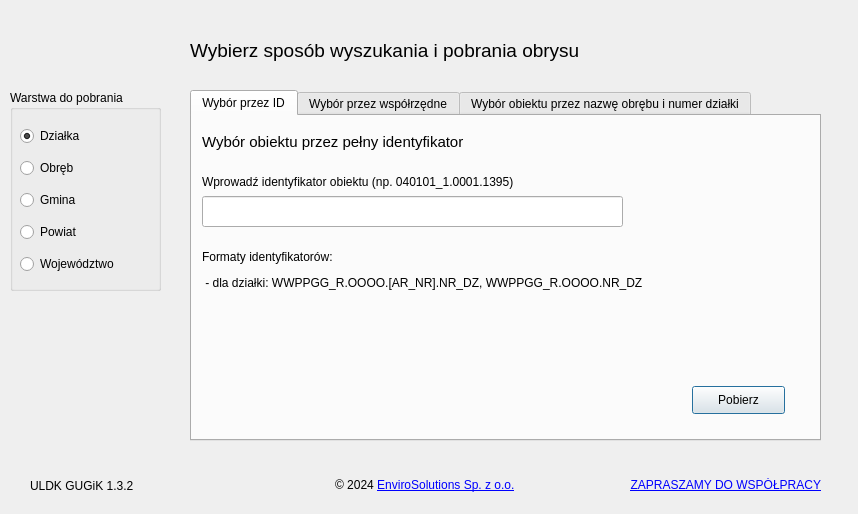
The window that uldk_gugik_dialog_base.ui (envirosolutionspl/uldk_gugik) describes before a commit, drawn with Qt 5.
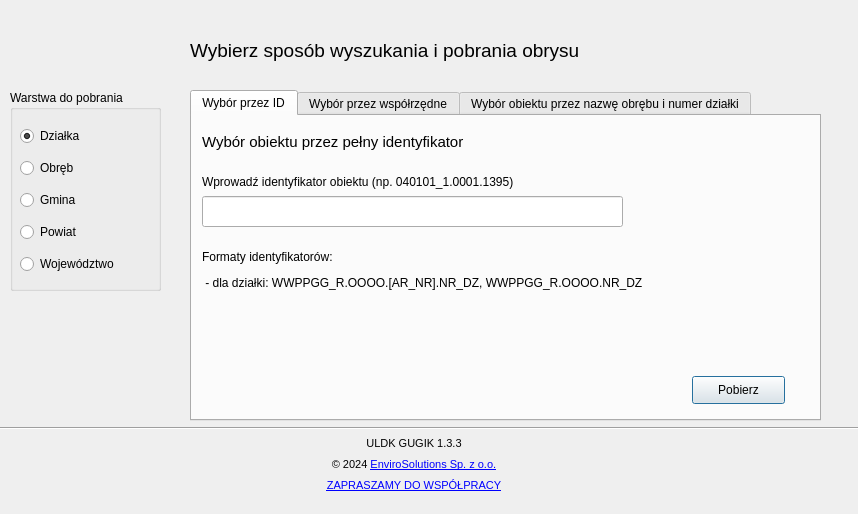
The same window after the commit. Icons and pictures are not drawn. Custom widgets are drawn as their Qt base class.

What changed in the file:
```diff
--- a/uldk_gugik_dialog_base.ui
+++ b/uldk_gugik_dialog_base.ui
@@ -29,7 +29,7 @@
      <x>190</x>
      <y>90</y>
      <width>631</width>
-     <height>351</height>
+     <height>331</height>
     </rect>
    </property>
    <property name="currentIndex">
@@ -109,7 +109,7 @@
      <property name="geometry">
       <rect>
        <x>500</x>
-       <y>270</y>
+       <y>260</y>
        <width>93</width>
        <height>28</height>
       </rect>
@@ -696,7 +696,7 @@
      <rect>
       <x>10</x>
       <y>30</y>
-      <width>110</width>
+      <width>112</width>
       <height>161</height>
      </rect>
     </property>
@@ -763,14 +763,70 @@
     <string>Wybierz sposób wyszukania i pobrania obrysu</string>
    </property>
   </widget>
+  <widget class="QFrame" name="frame_9">
+   <property name="geometry">
+    <rect>
+     <x>-10</x>
+     <y>430</y>
+     <width>871</width>
+     <height>71</height>
+    </rect>
+   </property>
+   <property name="maximumSize">
+    <size>
+     <width>16777215</width>
+     <height>100</height>
+    </size>
+   </property>
+   <property name="frameShape">
+    <enum>QFrame::NoFrame</enum>
+   </property>
+   <property name="frameShadow">
+    <enum>QFrame::Raised</enum>
+   </property>
+   <layout class="QVBoxLayout" name="verticalLayout_6">
+    <property name="leftMargin">
+     <number>6</number>
+    </property>
+    <property name="topMargin">
+     <number>0</number>
+    </property>
+    <property name="rightMargin">
+     <number>6</number>
+    </property>
+    <property name="bottomMargin">
+     <number>0</number>
+    </property>
+    <item>
+     <layout class="QHBoxLayout" name="horizontalLayout_6">
+      <property name="spacing">
+       <number>0</number>
+      </property>
+      <property name="leftMargin">
+       <number>12</number>
+      </property>
+      <property name="topMargin">
+       <number>0</number>
+      </property>
+      <property name="rightMargin">
+       <number>35</number>
+      </property>
+      <property name="bottomMargin">
+       <number>0</number>
+      </property>
+      <item>
   <widget class="QLabel" name="img_main">
-   <property name="geometry">
-    <rect>
-     <x>20</x>
-     <y>310</y>
-     <width>121</width>
-     <height>111</height>
-    </rect>
+        <property name="sizePolicy">
+         <sizepolicy hsizetype="Maximum" vsizetype="Minimum">
+          <horstretch>0</horstretch>
+          <verstretch>0</verstretch>
+         </sizepolicy>
+        </property>
+        <property name="maximumSize">
+         <size>
+          <width>70</width>
+          <height>70</height>
+         </size>
    </property>
    <property name="text">
     <string/>
@@ -781,32 +837,41 @@
    <property name="scaledContents">
     <bool>true</bool>
    </property>
-  </widget>
-  <widget class="QWidget" name="horizontalLayoutWidget">
-   <property name="geometry">
-    <rect>
-     <x>30</x>
-     <y>470</y>
-     <width>791</width>
-     <height>31</height>
-    </rect>
-   </property>
-   <layout class="QHBoxLayout" name="horizontalLayout">
-    <item>
-     <widget class="QLabel" name="lbl_pluginVersion">
-      <property name="text">
-       <string>ULDK GUGiK 1.3.2</string>
+        <property name="margin">
+         <number>9</number>
       </property>
      </widget>
     </item>
-    <item alignment="Qt::AlignHCenter">
+      <item>
+       <layout class="QGridLayout" name="gridLayout_4">
+        <property name="horizontalSpacing">
+         <number>7</number>
+        </property>
+        <property name="verticalSpacing">
+         <number>0</number>
+        </property>
+        <item row="1" column="0">
      <widget class="QLabel" name="lbl_copyrights">
+          <property name="maximumSize">
+           <size>
+            <width>16777215</width>
+            <height>15</height>
+           </size>
+          </property>
+          <property name="font">
+           <font>
+            <pointsize>8</pointsize>
+           </font>
+          </property>
       <property name="text">
        <string>&lt;html&gt;&lt;head/&gt;&lt;body&gt;&lt;p&gt;© 2024 &lt;a href=&quot;http://www.envirosolutions.pl/&quot;&gt;&lt;span style=&quot; text-decoration: underline; color:#0000ff;&quot;&gt;EnviroSolutions Sp. z o.o.&lt;/span&gt;&lt;/a&gt;&lt;/p&gt;&lt;/body&gt;&lt;/html&gt;</string>
       </property>
       <property name="textFormat">
        <enum>Qt::RichText</enum>
       </property>
+          <property name="alignment">
+           <set>Qt::AlignCenter</set>
+          </property>
       <property name="openExternalLinks">
        <bool>true</bool>
       </property>
@@ -815,8 +880,40 @@
       </property>
      </widget>
     </item>
-    <item>
+        <item row="0" column="0">
+         <widget class="QLabel" name="lbl_pluginVersion">
+          <property name="maximumSize">
+           <size>
+            <width>16777215</width>
+            <height>15</height>
+           </size>
+          </property>
+          <property name="font">
+           <font>
+            <pointsize>8</pointsize>
+           </font>
+          </property>
+          <property name="text">
+           <string>ULDK GUGIK 1.3.3</string>
+          </property>
+          <property name="alignment">
+           <set>Qt::AlignCenter</set>
+          </property>
+         </widget>
+        </item>
+        <item row="2" column="0">
      <widget class="QLabel" name="lbl_email">
+          <property name="maximumSize">
+           <size>
+            <width>16777215</width>
+            <height>15</height>
+           </size>
+          </property>
+          <property name="font">
+           <font>
+            <pointsize>8</pointsize>
+           </font>
+          </property>
       <property name="text">
        <string>&lt;html&gt;&lt;head/&gt;&lt;body&gt;&lt;p&gt;&lt;a href=&quot;mailto:office@envirosolutions.pl&quot;&gt;&lt;span style=&quot; text-decoration: underline; color:#0000ff;&quot;&gt;ZAPRASZAMY DO WSPÓŁPRACY&lt;/span&gt;&lt;/a&gt;&lt;/p&gt;&lt;/body&gt;&lt;/html&gt;</string>
       </property>
@@ -824,7 +921,7 @@
        <enum>Qt::RichText</enum>
       </property>
       <property name="alignment">
-       <set>Qt::AlignRight|Qt::AlignTrailing|Qt::AlignVCenter</set>
+           <set>Qt::AlignCenter</set>
       </property>
       <property name="openExternalLinks">
        <bool>true</bool>
@@ -835,6 +932,59 @@
      </widget>
     </item>
    </layout>
+      </item>
+      <item>
+       <widget class="QLabel" name="label_6">
+        <property name="sizePolicy">
+         <sizepolicy hsizetype="Maximum" vsizetype="Minimum">
+          <horstretch>0</horstretch>
+          <verstretch>0</verstretch>
+         </sizepolicy>
+        </property>
+        <property name="maximumSize">
+         <size>
+          <width>70</width>
+          <height>70</height>
+         </size>
+        </property>
+        <property name="font">
+         <font>
+          <pointsize>19</pointsize>
+         </font>
+        </property>
+        <property name="mouseTracking">
+         <bool>true</bool>
+        </property>
+        <property name="text">
+         <string/>
+        </property>
+        <property name="pixmap">
+         <pixmap>images/logo.png</pixmap>
+        </property>
+        <property name="scaledContents">
+         <bool>true</bool>
+        </property>
+        <property name="margin">
+         <number>0</number>
+        </property>
+       </widget>
+      </item>
+     </layout>
+    </item>
+   </layout>
+  </widget>
+  <widget class="Line" name="line_3">
+   <property name="geometry">
+    <rect>
+     <x>0</x>
+     <y>420</y>
+     <width>861</width>
+     <height>16</height>
+    </rect>
+   </property>
+   <property name="orientation">
+    <enum>Qt::Horizontal</enum>
+   </property>
   </widget>
  </widget>
  <customwidgets>
```
Left out of the diff: 4 changed lines with no effect on the pictures. Lines whose indentation alone changed are shown as unchanged.
